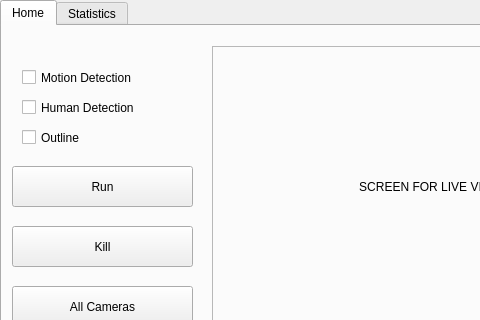
Old version of the form sources/mainwindow.ui in the repository ChicoState/SmartCCTV; both pictures show x 0 to 480 and y 0 to 320 of the 750 by 420 pixel window.
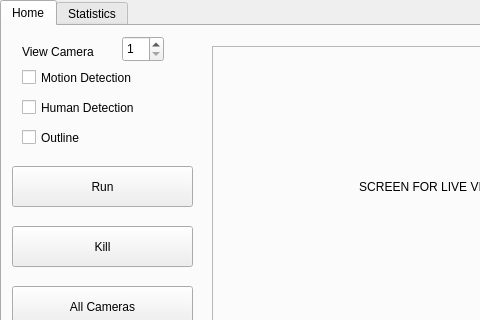
New version of the form.

Commit message: added camera input box

```diff
--- a/sources/mainwindow.ui
+++ b/sources/mainwindow.ui
@@ -194,6 +194,35 @@
        <string>Motion Detection</string>
       </property>
      </widget>
+     <widget class="QSpinBox" name="cameraSpinBox">
+      <property name="geometry">
+       <rect>
+        <x>120</x>
+        <y>10</y>
+        <width>42</width>
+        <height>26</height>
+       </rect>
+      </property>
+      <property name="minimum">
+       <number>1</number>
+      </property>
+      <property name="maximum">
+       <number>10</number>
+      </property>
+     </widget>
+     <widget class="QLabel" name="label_4">
+      <property name="geometry">
+       <rect>
+        <x>20</x>
+        <y>10</y>
+        <width>101</width>
+        <height>31</height>
+       </rect>
+      </property>
+      <property name="text">
+       <string>View Camera</string>
+      </property>
+     </widget>
     </widget>
     <widget class="QWidget" name="tab_2">
      <property name="sizePolicy">
```
The commit also changes 2 other files.
